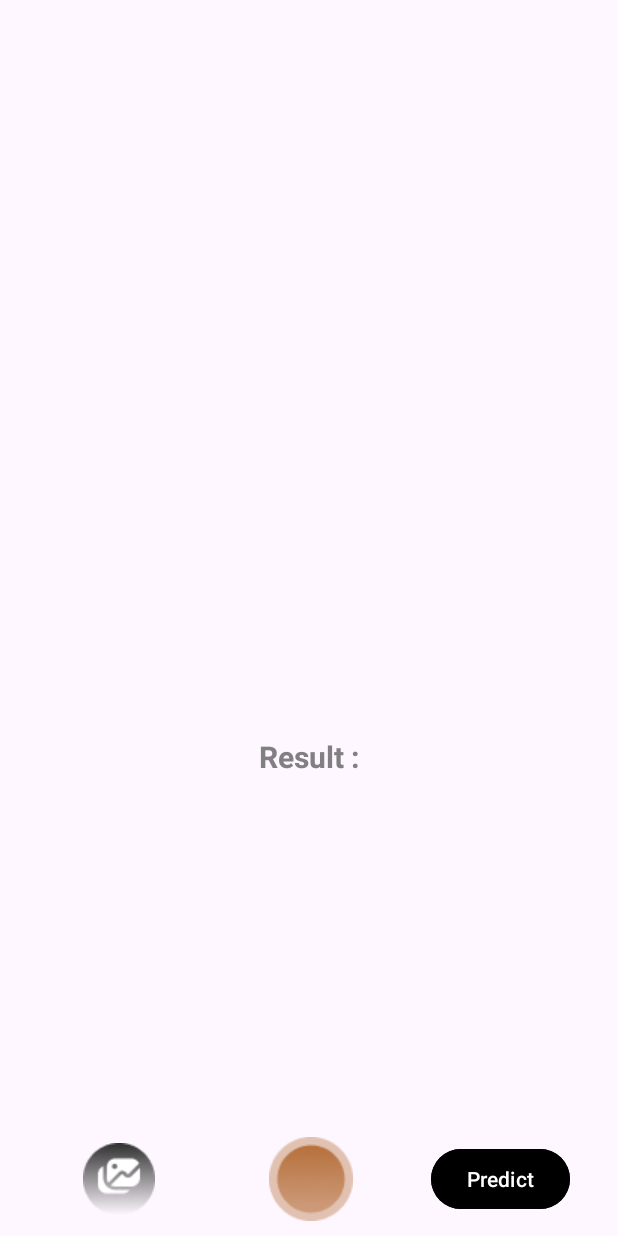
After one commit to Irpaan/Tanahku, an Android app: the layout activity_kamera.xml on its own in the app's theme, with its tools: preview values and no code run, on a phone screen of 412 x 824 dp. The commit adds this screen. Run offline under Robolectric (Android 15) with nearby library versions, the phone set to English and light mode, and no system bars.

Commit message:
Adding Kamera and integrating with machine learning

```diff
--- a/app/build.gradle.kts
+++ b/app/build.gradle.kts
@@ -38,6 +38,7 @@ android {
     buildFeatures {
         viewBinding = true
         buildConfig = true
+        mlModelBinding = true
     }
     dataBinding{
         enable = true
@@ -50,6 +51,9 @@ dependencies {
     implementation("androidx.appcompat:appcompat:1.6.1")
     implementation("com.google.android.material:material:1.10.0")
     implementation("androidx.constraintlayout:constraintlayout:2.1.4")
+    implementation("org.tensorflow:tensorflow-lite-support:0.1.0")
+    implementation("org.tensorflow:tensorflow-lite-metadata:0.1.0")
+    implementation("org.tensorflow:tensorflow-lite-gpu:2.3.0")
     testImplementation("junit:junit:4.13.2")
     androidTestImplementation("androidx.test.ext:junit:1.1.5")
     androidTestImplementation("androidx.test.espresso:espresso-core:3.5.1")
--- /dev/null
+++ b/app/src/main/res/layout/activity_kamera.xml
@@ -0,0 +1,66 @@
+<RelativeLayout
+    xmlns:android="http://schemas.android.com/apk/res/android"
+    xmlns:app="http://schemas.android.com/apk/res-auto"
+    xmlns:tools="http://schemas.android.com/tools"
+    android:layout_width="match_parent"
+    android:layout_height="match_parent"
+    tools:context=".ui.kamera.KameraActivity">
+
+    <ImageView
+        android:id="@+id/imageView"
+        android:layout_width="match_parent"
+        android:layout_height="match_parent"
+        android:scaleType="fitXY" />
+
+    <LinearLayout
+        android:id="@+id/buttonContainer"
+        android:layout_width="match_parent"
+        android:layout_height="wrap_content"
+        android:orientation="horizontal"
+        android:gravity="center"
+        android:layout_marginTop="20dp"
+        android:layout_alignParentBottom="true">
+
+        <Button
+            android:id="@+id/selectBtn"
+            android:layout_width="wrap_content"
+            android:layout_height="wrap_content"
+            android:drawableLeft="@drawable/ic_select"
+            android:background="@android:color/transparent"
+            android:layout_marginEnd="10dp" />
+
+
+        <Button
+            android:id="@+id/captureBtn"
+            android:layout_width="wrap_content"
+            android:layout_height="wrap_content"
+            android:drawableLeft="@drawable/ic_camera"
+            android:background="@android:color/transparent"
+            android:drawablePadding="0dp"
+            android:layout_marginStart="10dp"
+            android:layout_marginEnd="10dp" />
+
+
+        <Button
+            android:id="@+id/predictBtn"
+            android:layout_width="wrap_content"
+            android:layout_height="wrap_content"
+            android:text="Predict"
+            android:textColor="#FFFF"
+            android:backgroundTint="#000"
+            android:layout_marginStart="10dp" />
+    </LinearLayout>
+
+    <TextView
+        android:id="@+id/result"
+        android:layout_width="match_parent"
+        android:layout_height="200dp"
+        android:layout_above="@id/buttonContainer"
+        android:layout_marginTop="20dp"
+        android:layout_marginBottom="37dp"
+        android:text="Result :"
+        android:textAlignment="center"
+        android:textColor="#808080"
+        android:textSize="20sp"
+        android:textStyle="bold" />
+</RelativeLayout>
```
Also changed, not shown: app/src/main/AndroidManifest.xml (+15 -4 lines), app/src/main/assets/labels.txt (added, +8 -0 lines), app/src/main/java/com/tanahku/MainActivity.kt (deleted, +0 -11 lines), app/src/main/java/com/tanahku/ui/detailtanah/DetailTanahActivity.kt (+12 -9 lines), app/src/main/java/com/tanahku/ui/kamera/KameraActivity.kt (added, +167 -0 lines), app/src/main/res/drawable/ic_camera.png (added), app/src/main/res/drawable/ic_select.png (added), 1 other file.
